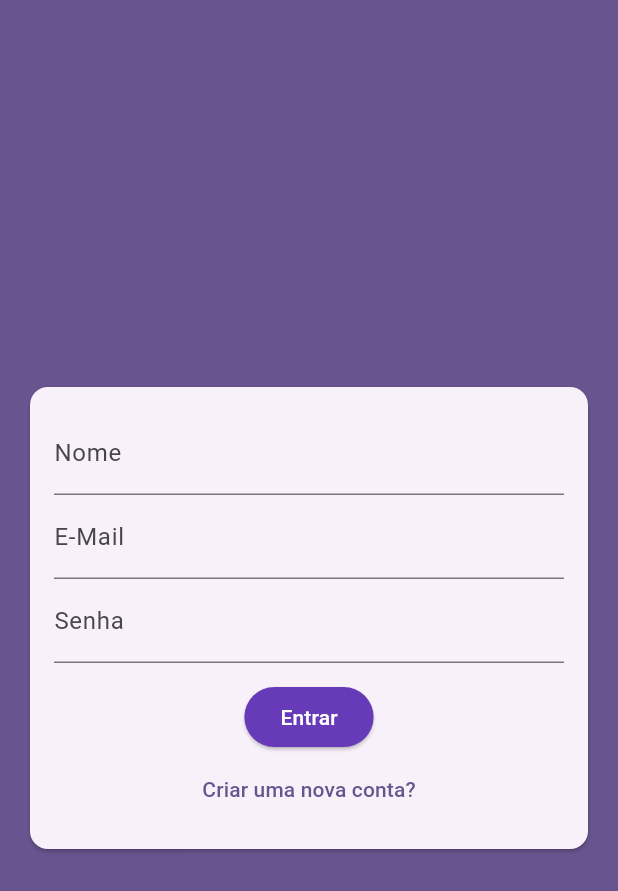
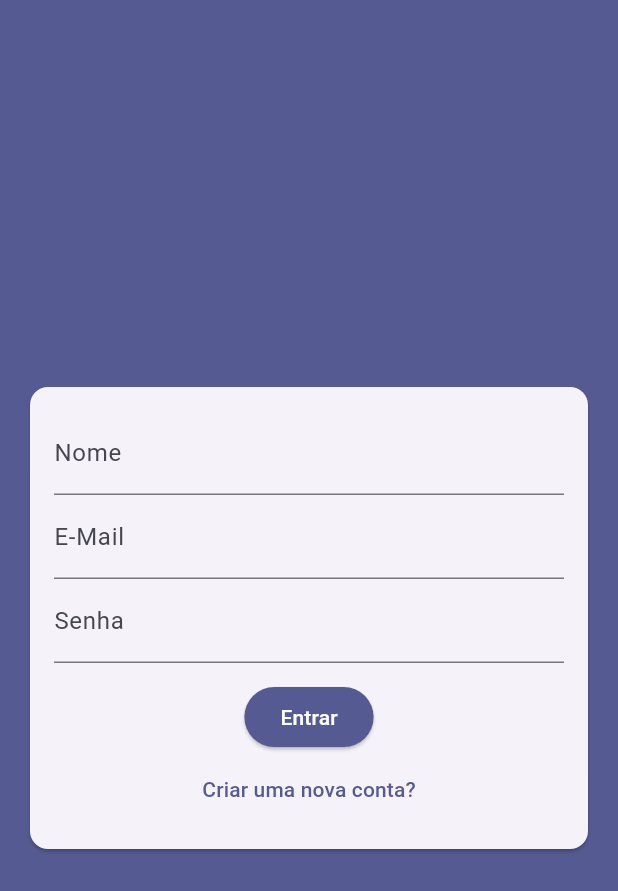
Before and after one commit to cleitonaraujo89/chat, a Flutter app: the screen it shows after launch, on a phone screen of 412 x 824 dp. Shown: the top 891 px of the screen. Run offline on Flutter 3.47's test engine with Material 3 defaults, Android fonts, the phone set to English and light mode, and no system bars; our stand-ins replace cloud_firestore, firebase_core; accounts and stored records are empty.

Commit message:
Esquema de cores, ajustes tela de login

```diff
--- a/lib/main.dart
+++ b/lib/main.dart
@@ -1,6 +1,9 @@
+// ignore_for_file: prefer_const_constructors
+
 import 'package:chat/screens/auth_screen.dart';
 import 'package:flutter/material.dart';
 import 'package:firebase_core/firebase_core.dart';
+import 'utils/color_scheme_person.dart';
 
 void main() async {
   WidgetsFlutterBinding.ensureInitialized();
@@ -17,7 +20,13 @@ class MyApp extends StatelessWidget {
     return MaterialApp(
       title: 'Flutter Chat',
       theme: ThemeData(
-        colorScheme: ColorScheme.fromSeed(seedColor: Colors.deepPurple),
+        colorScheme: colorSchemePers,
+        elevatedButtonTheme: ElevatedButtonThemeData(
+          style: ElevatedButton.styleFrom(
+            backgroundColor: colorSchemePers.primary,
+            foregroundColor: Colors.white,
+          ),
+        ),
         useMaterial3: true,
       ),
       home: AuthScreen(),
--- /dev/null
+++ b/lib/utils/color_scheme_person.dart
@@ -0,0 +1,52 @@
+import 'package:flutter/material.dart';
+
+ColorScheme get colorSchemePers {
+  return const ColorScheme(
+    brightness: Brightness.light,
+    primary: Color(0xff555a92),
+    surfaceTint: Color(0xff555a92),
+    onPrimary: Color(0xffffffff),
+    primaryContainer: Color(0xffe0e0ff),
+    onPrimaryContainer: Color(0xff3d4279),
+    secondary: Color(0xff5c5d72),
+    onSecondary: Color(0xffffffff),
+    secondaryContainer: Color(0xffe1e0f9),
+    onSecondaryContainer: Color(0xff444559),
+    tertiary: Color(0xff78536b),
+    onTertiary: Color(0xffffffff),
+    tertiaryContainer: Color(0xffffd8ee),
+    onTertiaryContainer: Color(0xff5e3c53),
+    error: Color(0xffba1a1a),
+    onError: Color(0xffffffff),
+    errorContainer: Color(0xffffdad6),
+    onErrorContainer: Color(0xff93000a),
+    surface: Color(0xfffbf8ff),
+    onSurface: Color(0xff1b1b21),
+    onSurfaceVariant: Color(0xff46464f),
+    outline: Color(0xff777680),
+    outlineVariant: Color(0xffc7c5d0),
+    shadow: Color(0xff000000),
+    scrim: Color(0xff000000),
+    inverseSurface: Color(0xff303036),
+    inversePrimary: Color(0xffbec2ff),
+    primaryFixed: Color(0xffe0e0ff),
+    onPrimaryFixed: Color(0xff10144b),
+    primaryFixedDim: Color(0xffbec2ff),
+    onPrimaryFixedVariant: Color(0xff3d4279),
+    secondaryFixed: Color(0xffe1e0f9),
+    onSecondaryFixed: Color(0xff191a2c),
+    secondaryFixedDim: Color(0xffc5c4dd),
+    onSecondaryFixedVariant: Color(0xff444559),
+    tertiaryFixed: Color(0xffffd8ee),
+    onTertiaryFixed: Color(0xff2e1126),
+    tertiaryFixedDim: Color(0xffe7b9d5),
+    onTertiaryFixedVariant: Color(0xff5e3c53),
+    surfaceDim: Color(0xffdbd9e0),
+    surfaceBright: Color(0xfffbf8ff),
+    surfaceContainerLowest: Color(0xffffffff),
+    surfaceContainerLow: Color(0xfff5f2fa),
+    surfaceContainer: Color(0xfff0ecf4),
+    surfaceContainerHigh: Color(0xffeae7ef),
+    surfaceContainerHighest: Color(0xffe4e1e9),
+  );
+}
--- a/lib/widgets/auth_form.dart
+++ b/lib/widgets/auth_form.dart
@@ -33,13 +33,9 @@ class _AuthFormState extends State<AuthForm> {
                   ),
                   SizedBox(height: 12),
                   ElevatedButton(
-                    style: ButtonStyle(
-                        backgroundColor:
-                            WidgetStatePropertyAll(Colors.deepPurple)),
                     onPressed: () {},
                     child: Text(
                       'Entrar',
-                      style: TextStyle(color: Colors.white),
                     ),
                   ),
                   TextButton(
```
